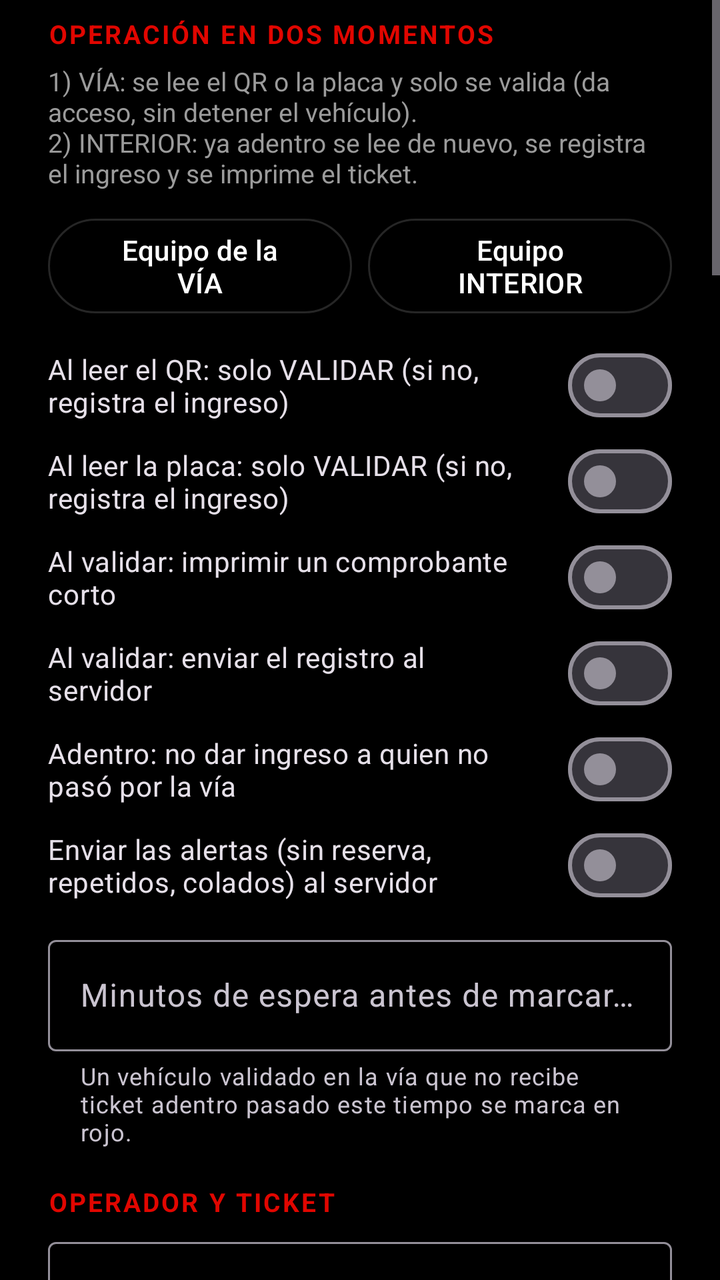
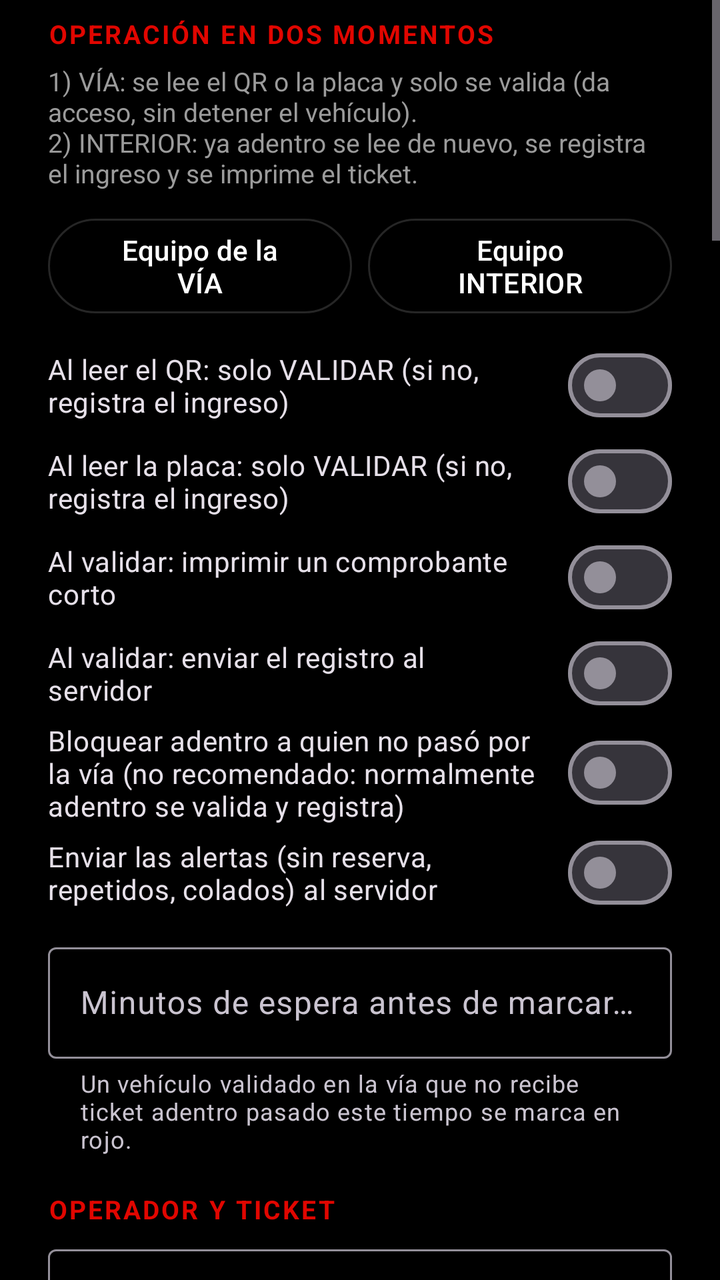

The first picture is an Android layout as it rendered before a commit; the second is the same layout after the commit. The layout source and the unified diff follow.
<!-- AndroidManifest.xml: application theme Theme.Reservas -->
<!-- res/layout/dialog_ajustes.xml -->
<?xml version="1.0" encoding="utf-8"?>
<ScrollView xmlns:android="http://schemas.android.com/apk/res/android"
    xmlns:app="http://schemas.android.com/apk/res-auto"
    android:layout_width="match_parent"
    android:layout_height="wrap_content">

    <LinearLayout
        android:layout_width="match_parent"
        android:layout_height="wrap_content"
        android:orientation="vertical"
        android:paddingStart="24dp"
        android:paddingTop="8dp"
        android:paddingEnd="24dp"
        android:paddingBottom="8dp">

        <TextView
            style="@style/TituloSeccion"
            android:text="OPERACIÓN EN DOS MOMENTOS" />

        <TextView
            android:layout_width="match_parent"
            android:layout_height="wrap_content"
            android:layout_marginBottom="6dp"
            android:text="1) VÍA: se lee el QR o la placa y solo se valida (da acceso, sin detener el vehículo).\n2) INTERIOR: ya adentro se lee de nuevo, se registra el ingreso y se imprime el ticket."
            android:textColor="@color/texto_suave"
            android:textSize="13sp" />

        <LinearLayout
            android:layout_width="match_parent"
            android:layout_height="wrap_content"
            android:layout_marginTop="4dp"
            android:orientation="horizontal">

            <com.google.android.material.button.MaterialButton
                android:id="@+id/ajPerfilVia"
                style="@style/Widget.Material3.Button.OutlinedButton"
                android:layout_width="0dp"
                android:layout_height="wrap_content"
                android:layout_weight="1"
                android:text="Equipo de la VÍA"
                android:textColor="@color/blanco"
                app:strokeColor="@color/tarjeta_borde" />

            <com.google.android.material.button.MaterialButton
                android:id="@+id/ajPerfilInterior"
                style="@style/Widget.Material3.Button.OutlinedButton"
                android:layout_width="0dp"
                android:layout_height="wrap_content"
                android:layout_marginStart="8dp"
                android:layout_weight="1"
                android:text="Equipo INTERIOR"
                android:textColor="@color/blanco"
                app:strokeColor="@color/tarjeta_borde" />
        </LinearLayout>

        <com.google.android.material.materialswitch.MaterialSwitch
            android:id="@+id/ajSoloValidarQr"
            android:layout_width="match_parent"
            android:layout_height="wrap_content"
            android:layout_marginTop="8dp"
            android:text="Al leer el QR: solo VALIDAR (si no, registra el ingreso)" />

        <com.google.android.material.materialswitch.MaterialSwitch
            android:id="@+id/ajSoloValidarPlaca"
            android:layout_width="match_parent"
            android:layout_height="wrap_content"
            android:text="Al leer la placa: solo VALIDAR (si no, registra el ingreso)" />

        <com.google.android.material.materialswitch.MaterialSwitch
            android:id="@+id/ajImprimirValidar"
            android:layout_width="match_parent"
            android:layout_height="wrap_content"
            android:text="Al validar: imprimir un comprobante corto" />

        <com.google.android.material.materialswitch.MaterialSwitch
            android:id="@+id/ajEnviarValidar"
            android:layout_width="match_parent"
            android:layout_height="wrap_content"
            android:text="Al validar: enviar el registro al servidor" />

        <com.google.android.material.materialswitch.MaterialSwitch
            android:id="@+id/ajExigirValidacion"
            android:layout_width="match_parent"
            android:layout_height="wrap_content"
            android:text="Adentro: no dar ingreso a quien no pasó por la vía" />

        <com.google.android.material.materialswitch.MaterialSwitch
            android:id="@+id/ajEnviarAlertas"
            android:layout_width="match_parent"
            android:layout_height="wrap_content"
            android:text="Enviar las alertas (sin reserva, repetidos, colados) al servidor" />

        <com.google.android.material.textfield.TextInputLayout
            android:layout_width="match_parent"
            android:layout_height="wrap_content"
            android:layout_marginTop="8dp"
            android:hint="Minutos de espera antes de marcar en rojo"
            app:helperText="Un vehículo validado en la vía que no recibe ticket adentro pasado este tiempo se marca en rojo.">

            <com.google.android.material.textfield.TextInputEditText
                android:id="@+id/ajMinutosEspera"
                android:layout_width="match_parent"
                android:layout_height="wrap_content"
                android:inputType="number"
                android:maxLength="3" />
        </com.google.android.material.textfield.TextInputLayout>

        <TextView
            style="@style/TituloSeccion"
            android:layout_marginTop="18dp"
            android:text="OPERADOR Y TICKET" />

        <com.google.android.material.textfield.TextInputLayout
            android:layout_width="match_parent"
            android:layout_height="wrap_content"
            android:hint="Nombre del operador">

            <com.google.android.material.textfield.TextInputEditText
                android:id="@+id/ajOperador"
                android:layout_width="match_parent"
                android:layout_height="wrap_content"
                android:inputType="textPersonName|textCapWords" />
        </com.google.android.material.textfield.TextInputLayout>

        <com.google.android.material.textfield.TextInputLayout
            android:layout_width="match_parent"
            android:layout_height="wrap_content"
            android:layout_marginTop="8dp"
            android:hint="Encabezado del ticket (parqueadero / empresa)">

            <com.google.android.material.textfield.TextInputEditText
                android:id="@+id/ajNegocio"
                android:layout_width="match_parent"
                android:layout_height="wrap_content"
                android:inputType="textCapCharacters" />
        </com.google.android.material.textfield.TextInputLayout>

        <com.google.android.material.textfield.TextInputLayout
            android:layout_width="match_parent"
            android:layout_height="wrap_content"
            android:layout_marginTop="8dp"
            android:hint="Mensaje de bienvenida"
            app:helperText="Use {nombre} y {evento} para poner los datos del cliente.">

            <com.google.android.material.textfield.TextInputEditText
                android:id="@+id/ajBienvenida"
                android:layout_width="match_parent"
                android:layout_height="wrap_content"
                android:inputType="textMultiLine|textCapSentences"
                android:minLines="2" />
        </com.google.android.material.textfield.TextInputLayout>

        <com.google.android.material.textfield.TextInputLayout
            android:layout_width="match_parent"
            android:layout_height="wrap_content"
            android:layout_marginTop="8dp"
            android:hint="Mensaje extra para clientes VIP">

            <com.google.android.material.textfield.TextInputEditText
                android:id="@+id/ajVip"
                android:layout_width="match_parent"
                android:layout_height="wrap_content"
                android:inputType="textMultiLine|textCapSentences"
                android:minLines="2" />
        </com.google.android.material.textfield.TextInputLayout>

        <com.google.android.material.materialswitch.MaterialSwitch
            android:id="@+id/ajAuto"
            android:layout_width="match_parent"
            android:layout_height="wrap_content"
            android:layout_marginTop="8dp"
            android:text="Imprimir el ticket automáticamente al registrar" />

        <com.google.android.material.materialswitch.MaterialSwitch
            android:id="@+id/ajQr"
            android:layout_width="match_parent"
            android:layout_height="wrap_content"
            android:text="Incluir el QR de la reserva en el ticket" />

        <com.google.android.material.materialswitch.MaterialSwitch
            android:id="@+id/ajLector"
            android:layout_width="match_parent"
            android:layout_height="wrap_content"
            android:text="Leer el QR con el lector integrado del Sunmi (si no, con la cámara)" />

        <TextView
            style="@style/TituloSeccion"
            android:layout_marginTop="18dp"
            android:text="AVISOS AL LEER" />

        <com.google.android.material.materialswitch.MaterialSwitch
            android:id="@+id/ajSonidoLeer"
            android:layout_width="match_parent"
            android:layout_height="wrap_content"
            android:text="Sonar un pitido cuando se lee una reserva (por QR o por placa)" />

        <TextView
            android:layout_width="match_parent"
            android:layout_height="wrap_content"
            android:text="Si la reserva no se encuentra, ya estaba validada o hay algo raro, el equipo vibra en vez de sonar. El pitido usa el volumen de multimedia del equipo; si está en cero, vibra."
            android:textColor="@color/texto_suave"
            android:textSize="12sp" />

        <TextView
            style="@style/TituloSeccion"
            android:layout_marginTop="18dp"
            android:text="RED ENTRE EQUIPOS" />

        <TextView
            android:layout_width="match_parent"
            android:layout_height="wrap_content"
            android:text="Los equipos que estén en el mismo Wi-Fi (el de un router, con o sin internet, o la zona Wi-Fi de uno de ellos) se avisan entre sí, en segundo plano, lo que validan o registran. No usa internet ni emparejar nada."
            android:textColor="@color/texto_suave"
            android:textSize="12sp" />

        <com.google.android.material.materialswitch.MaterialSwitch
            android:id="@+id/ajRedActiva"
            android:layout_width="match_parent"
            android:layout_height="wrap_content"
            android:layout_marginTop="4dp"
            android:text="Compartir con los equipos cercanos" />

        <com.google.android.material.textfield.TextInputLayout
            android:layout_width="match_parent"
            android:layout_height="wrap_content"
            android:layout_marginTop="8dp"
            android:hint="Nombre de este equipo"
            app:helperText="Así lo verán los demás. Ej: VÍA 1, INTERIOR 2.">

            <com.google.android.material.textfield.TextInputEditText
                android:id="@+id/ajNombreEquipo"
                android:layout_width="match_parent"
                android:layout_height="wrap_content"
                android:inputType="textCapCharacters"
                android:maxLength="24" />
        </com.google.android.material.textfield.TextInputLayout>

        <TextView
            android:layout_width="match_parent"
            android:layout_height="wrap_content"
            android:layout_marginTop="12dp"
            android:text="Papel de este equipo con el servidor"
            android:textColor="@color/blanco"
            android:textSize="14sp"
            android:textStyle="bold" />

        <Spinner
            android:id="@+id/ajSatelite"
            android:layout_width="match_parent"
            android:layout_height="48dp" />

        <TextView
            android:layout_width="match_parent"
            android:layout_height="wrap_content"
            android:text="El SATÉLITE es el único equipo que sube los registros al servidor y consulta las reservas; después se las reparte a los demás por el Wi-Fi. Elija UN satélite para la vía y UNO para el interior (o uno solo para los dos) y deje los demás en «Normal»: ellos entregan lo suyo al satélite y reciben de él las reservas."
            android:textColor="@color/texto_suave"
            android:textSize="12sp" />

        <com.google.android.material.textfield.TextInputLayout
            android:layout_width="match_parent"
            android:layout_height="wrap_content"
            android:layout_marginTop="8dp"
            android:hint="Clave de la red de equipos"
            app:endIconMode="password_toggle"
            app:helperText="Debe ser IGUAL en todos los equipos. Si la deja vacía se usa la clave predeterminada.">

            <com.google.android.material.textfield.TextInputEditText
                android:id="@+id/ajRedClave"
                android:layout_width="match_parent"
                android:layout_height="wrap_content"
                android:inputType="textPassword"
                android:maxLength="40" />
        </com.google.android.material.textfield.TextInputLayout>

        <com.google.android.material.textfield.TextInputLayout
            android:layout_width="match_parent"
            android:layout_height="wrap_content"
            android:layout_marginTop="8dp"
            android:hint="IP de otros equipos (solo si no se encuentran solos)"
            app:helperText="Opcional. Separadas por coma. Ej: 192.168.1.21, 192.168.1.22">

            <com.google.android.material.textfield.TextInputEditText
                android:id="@+id/ajRedIps"
                android:layout_width="match_parent"
                android:layout_height="wrap_content"
                android:inputType="textUri"
                android:maxLength="200" />
        </com.google.android.material.textfield.TextInputLayout>

        <TextView
            android:id="@+id/ajEquiposTitulo"
            android:layout_width="match_parent"
            android:layout_height="wrap_content"
            android:layout_marginTop="12dp"
            android:background="@drawable/tarjeta"
            android:minHeight="48dp"
            android:gravity="center_vertical"
            android:paddingStart="14dp"
            android:paddingEnd="14dp"
            android:text="▸  Equipos conectados"
            android:textColor="@color/blanco"
            android:textSize="15sp"
            android:textStyle="bold" />

        <LinearLayout
            android:id="@+id/ajEquiposCuerpo"
            android:layout_width="match_parent"
            android:layout_height="wrap_content"
            android:orientation="vertical"
            android:visibility="gone">

            <TextView
                android:id="@+id/ajEquiposAvisos"
                android:layout_width="match_parent"
                android:layout_height="wrap_content"
                android:layout_marginTop="6dp"
                android:textColor="@color/rojo"
                android:textSize="12sp"
                android:visibility="gone" />

            <LinearLayout
                android:id="@+id/ajEquiposLista"
                android:layout_width="match_parent"
                android:layout_height="wrap_content"
                android:orientation="vertical" />

            <TextView
                android:id="@+id/ajEquiposVacio"
                android:layout_width="match_parent"
                android:layout_height="wrap_content"
                android:layout_marginTop="6dp"
                android:textColor="@color/texto_suave"
                android:textSize="12sp" />

            <com.google.android.material.button.MaterialButton
                android:id="@+id/ajSincronizar"
                style="@style/Widget.Material3.Button.OutlinedButton"
                android:layout_width="match_parent"
                android:layout_height="wrap_content"
                android:layout_marginTop="6dp"
                android:text="Sincronizar ahora"
                android:textColor="@color/blanco"
                app:strokeColor="@color/tarjeta_borde" />
        </LinearLayout>

        <com.google.android.material.button.MaterialButton
            android:id="@+id/ajRedBateria"
            style="@style/Widget.Material3.Button.OutlinedButton"
            android:layout_width="match_parent"
            android:layout_height="wrap_content"
            android:layout_marginTop="4dp"
            android:text="Permitir trabajar en segundo plano (batería)"
            android:textColor="@color/blanco"
            app:strokeColor="@color/tarjeta_borde" />

        <TextView
            style="@style/TituloSeccion"
            android:layout_marginTop="18dp"
            android:text="SERVIDOR" />

        <com.google.android.material.textfield.TextInputLayout
            android:layout_width="match_parent"
            android:layout_height="wrap_content"
            android:hint="Dirección para ENVIAR los registros (POST)"
            app:helperText="Ej: https://su-servidor.com/api/registros">

            <com.google.android.material.textfield.TextInputEditText
                android:id="@+id/ajUrlEnvio"
                android:layout_width="match_parent"
                android:layout_height="wrap_content"
                android:inputType="textUri" />
        </com.google.android.material.textfield.TextInputLayout>

        <com.google.android.material.textfield.TextInputLayout
            android:layout_width="match_parent"
            android:layout_height="wrap_content"
            android:layout_marginTop="8dp"
            android:hint="Dirección para TRAER reservas nuevas (GET)"
            app:helperText="Ej: https://su-servidor.com/api/reservas">

            <com.google.android.material.textfield.TextInputEditText
                android:id="@+id/ajUrlReservas"
                android:layout_width="match_parent"
                android:layout_height="wrap_content"
                android:inputType="textUri" />
        </com.google.android.material.textfield.TextInputLayout>

        <com.google.android.material.textfield.TextInputLayout
            android:layout_width="match_parent"
            android:layout_height="wrap_content"
            android:layout_marginTop="8dp"
            android:hint="Clave del servidor (token)"
            app:endIconMode="password_toggle">

            <com.google.android.material.textfield.TextInputEditText
                android:id="@+id/ajToken"
                android:layout_width="match_parent"
                android:layout_height="wrap_content"
                android:inputType="textPassword" />
        </com.google.android.material.textfield.TextInputLayout>

        <TextView
            android:layout_width="match_parent"
            android:layout_height="wrap_content"
            android:layout_marginTop="12dp"
            android:text="Enviar cuando se junten (registros)"
            android:textColor="@color/texto_suave"
            android:textSize="13sp" />

        <Spinner
            android:id="@+id/ajLote"
            android:layout_width="match_parent"
            android:layout_height="48dp" />

        <TextView
            android:layout_width="match_parent"
            android:layout_height="wrap_content"
            android:layout_marginTop="8dp"
            android:text="Enviar lo pendiente y traer reservas cada (minutos)"
            android:textColor="@color/texto_suave"
            android:textSize="13sp" />

        <Spinner
            android:id="@+id/ajIntervalo"
            android:layout_width="match_parent"
            android:layout_height="48dp" />

        <TextView
            android:layout_width="match_parent"
            android:layout_height="wrap_content"
            android:text="Solo se usa internet cuando hay algo que enviar. Si un envío falla, el registro se conserva con el mismo id y se reintenta en el siguiente ciclo o al volver la conexión."
            android:textColor="@color/texto_suave"
            android:textSize="12sp" />

        <com.google.android.material.materialswitch.MaterialSwitch
            android:id="@+id/ajAutoReservas"
            android:layout_width="match_parent"
            android:layout_height="wrap_content"
            android:layout_marginTop="8dp"
            android:text="Traer reservas nuevas (y el estado de validadas / ingresadas) automáticamente" />

        <com.google.android.material.button.MaterialButton
            android:id="@+id/ajPrueba"
            style="@style/Widget.Material3.Button.OutlinedButton"
            android:layout_width="match_parent"
            android:layout_height="wrap_content"
            android:layout_marginTop="12dp"
            android:text="Imprimir ticket de prueba"
            android:textColor="@color/blanco"
            app:strokeColor="@color/tarjeta_borde" />

        <com.google.android.material.button.MaterialButton
            android:id="@+id/ajCambiarPin"
            style="@style/Widget.Material3.Button.OutlinedButton"
            android:layout_width="match_parent"
            android:layout_height="wrap_content"
            android:layout_marginTop="4dp"
            android:text="Cambiar el PIN de configuración"
            android:textColor="@color/blanco"
            app:strokeColor="@color/tarjeta_borde" />

        <TextView
            style="@style/TituloSeccion"
            android:layout_marginTop="18dp"
            android:text="FIN DEL EVENTO · BORRAR DATOS" />

        <TextView
            android:layout_width="match_parent"
            android:layout_height="wrap_content"
            android:text="Cuando el evento termina se puede dejar todo limpio: listado de reservas, validaciones, ingresos, fotos, alertas y lo que se sabe de los otros equipos. No se borran los ajustes (PIN, servidor, nombre ni papel) y lo que aún no se haya enviado al servidor se sigue enviando. Borra aunque haya registros sin enviar."
            android:textColor="@color/texto_suave"
            android:textSize="12sp" />

        <TextView
            android:id="@+id/ajBorradoEstado"
            android:layout_width="match_parent"
            android:layout_height="wrap_content"
            android:layout_marginTop="8dp"
            android:textColor="@color/blanco"
            android:textSize="14sp"
            android:textStyle="bold" />

        <TextView
            android:id="@+id/ajBorradoNota"
            android:layout_width="match_parent"
            android:layout_height="wrap_content"
            android:layout_marginTop="4dp"
            android:textColor="@color/texto_suave"
            android:textSize="12sp" />

        <com.google.android.material.button.MaterialButton
            android:id="@+id/ajBorradoProgramar"
            style="@style/Widget.Material3.Button.OutlinedButton"
            android:layout_width="match_parent"
            android:layout_height="wrap_content"
            android:layout_marginTop="8dp"
            android:text="Programar borrado automático (todos los equipos)"
            android:textColor="@color/blanco"
            app:strokeColor="@color/tarjeta_borde" />

        <com.google.android.material.button.MaterialButton
            android:id="@+id/ajBorradoCancelar"
            style="@style/Widget.Material3.Button.OutlinedButton"
            android:layout_width="match_parent"
            android:layout_height="wrap_content"
            android:layout_marginTop="4dp"
            android:text="Cancelar el borrado programado"
            android:textColor="@color/blanco"
            app:strokeColor="@color/tarjeta_borde" />

        <com.google.android.material.button.MaterialButton
            android:id="@+id/ajBorradoAhora"
            style="@style/Widget.Material3.Button.OutlinedButton"
            android:layout_width="match_parent"
            android:layout_height="wrap_content"
            android:layout_marginTop="4dp"
            android:text="Borrar todo AHORA (todos los equipos)"
            android:textColor="@color/rojo"
            app:strokeColor="@color/rojo" />
    </LinearLayout>
</ScrollView>
<!-- resources referenced by this layout -->
<resources>
  <color name="blanco">#FFFFFF</color>
  <color name="rojo">#E10600</color>
  <color name="tarjeta_borde">#262626</color>
  <color name="texto_suave">#9B9B9B</color>
  <!-- drawable tarjeta (drawable) -->
  <?xml version="1.0" encoding="utf-8"?>
  <shape xmlns:android="http://schemas.android.com/apk/res/android" android:shape="rectangle">
      <solid android:color="@color/tarjeta" />
      <stroke android:width="1dp" android:color="@color/tarjeta_borde" />
      <corners android:radius="16dp" />
  </shape>
  <style name="TituloSeccion">
          <item name="android:layout_width">match_parent</item>
          <item name="android:layout_height">wrap_content</item>
          <item name="android:layout_marginBottom">6dp</item>
          <item name="android:letterSpacing">0.08</item>
          <item name="android:textColor">@color/rojo</item>
          <item name="android:textSize">13sp</item>
          <item name="android:textStyle">bold</item>
      </style>
  <style name="Theme.Reservas" parent="Theme.Material3.Dark.NoActionBar">
          <item name="colorPrimary">@color/blanco</item>
          <item name="colorOnPrimary">@color/negro</item>
          <item name="colorSecondary">@color/rojo</item>
          <item name="colorOnSecondary">@color/blanco</item>
          <item name="colorError">@color/rojo</item>
          <item name="colorSurface">@color/tarjeta</item>
          <item name="colorOnSurface">@color/blanco</item>
          <item name="android:windowBackground">@color/fondo</item>
          <item name="android:statusBarColor">@color/fondo</item>
          <item name="android:navigationBarColor">@color/fondo</item>
      </style>
  <color name="tarjeta">#0E0E0E</color>
  <color name="negro">#000000</color>
  <color name="fondo">#000000</color>
</resources>

<!-- the commit's change to res/layout/dialog_ajustes.xml (unified diff, before → after) -->
@@ -82,7 +82,7 @@
             android:id="@+id/ajExigirValidacion"
             android:layout_width="match_parent"
             android:layout_height="wrap_content"
-            android:text="Adentro: no dar ingreso a quien no pasó por la vía" />
+            android:text="Bloquear adentro a quien no pasó por la vía (no recomendado: normalmente adentro se valida y registra)" />
 
         <com.google.android.material.materialswitch.MaterialSwitch
             android:id="@+id/ajEnviarAlertas"
@@ -239,7 +239,7 @@
             android:layout_width="match_parent"
             android:layout_height="wrap_content"
             android:layout_marginTop="12dp"
-            android:text="Papel de este equipo con el servidor"
+            android:text="Papel de este equipo (administrador o receptor)"
             android:textColor="@color/blanco"
             android:textSize="14sp"
             android:textStyle="bold" />
@@ -252,7 +252,7 @@
         <TextView
             android:layout_width="match_parent"
             android:layout_height="wrap_content"
-            android:text="El SATÉLITE es el único equipo que sube los registros al servidor y consulta las reservas; después se las reparte a los demás por el Wi-Fi. Elija UN satélite para la vía y UNO para el interior (o uno solo para los dos) y deje los demás en «Normal»: ellos entregan lo suyo al satélite y reciben de él las reservas."
+            android:text="Todos los equipos reciben, registran y se reenvían todo entre sí. Solo los ADMINISTRADORES (máximo 2 a la vez, mínimo 1) hablan con el servidor: suben los registros, traen las reservas y las reparten a todos. Deje la mayoría en «Automático» y marque «Administrador» en 1 o 2 equipos que tengan buen internet (con la dirección del servidor puesta); si uno falla, el otro sigue. Los «Receptores» entregan lo suyo a un administrador. Todos los equipos deben estar conectados al mismo Wi-Fi."
             android:textColor="@color/texto_suave"
             android:textSize="12sp" />
 
@@ -462,6 +462,53 @@
         <TextView
             style="@style/TituloSeccion"
             android:layout_marginTop="18dp"
+            android:text="RADIO · WALKIE-TALKIE" />
+
+        <com.google.android.material.materialswitch.MaterialSwitch
+            android:id="@+id/ajRadioActiva"
+            android:layout_width="match_parent"
+            android:layout_height="wrap_content"
+            android:text="Radio encendida (botón «RADIO» en la pantalla)" />
+
+        <TextView
+            android:layout_width="match_parent"
+            android:layout_height="wrap_content"
+            android:text="Mantenga pulsado el botón para hablar: se pone rojo y todos los equipos del mismo canal lo oyen (se pone verde con el nombre de quien habla). Por el Wi-Fi funciona sola; para equipos lejanos o con 4G escriba la dirección del servidor de radio."
+            android:textColor="@color/texto_suave"
+            android:textSize="12sp" />
+
+        <com.google.android.material.textfield.TextInputLayout
+            android:layout_width="match_parent"
+            android:layout_height="wrap_content"
+            android:layout_marginTop="8dp"
+            android:hint="Radio por internet (opcional)"
+            app:helperText="Ej: https://mi-servidor.com/api/radio. Vacía = se toma la de envío (…/api/registros → …/api/radio)">
+
+            <com.google.android.material.textfield.TextInputEditText
+                android:id="@+id/ajUrlRadio"
+                android:layout_width="match_parent"
+                android:layout_height="wrap_content"
+                android:inputType="textUri" />
+        </com.google.android.material.textfield.TextInputLayout>
+
+        <com.google.android.material.textfield.TextInputLayout
+            android:layout_width="match_parent"
+            android:layout_height="wrap_content"
+            android:layout_marginTop="8dp"
+            android:hint="Canal de la radio"
+            app:helperText="Solo se oyen los equipos del mismo canal (letras y números). Predeterminado: general">
+
+            <com.google.android.material.textfield.TextInputEditText
+                android:id="@+id/ajRadioCanal"
+                android:layout_width="match_parent"
+                android:layout_height="wrap_content"
+                android:inputType="text"
+                android:maxLength="24" />
+        </com.google.android.material.textfield.TextInputLayout>
+
+        <TextView
+            style="@style/TituloSeccion"
+            android:layout_marginTop="18dp"
             android:text="FIN DEL EVENTO · BORRAR DATOS" />
 
         <TextView
